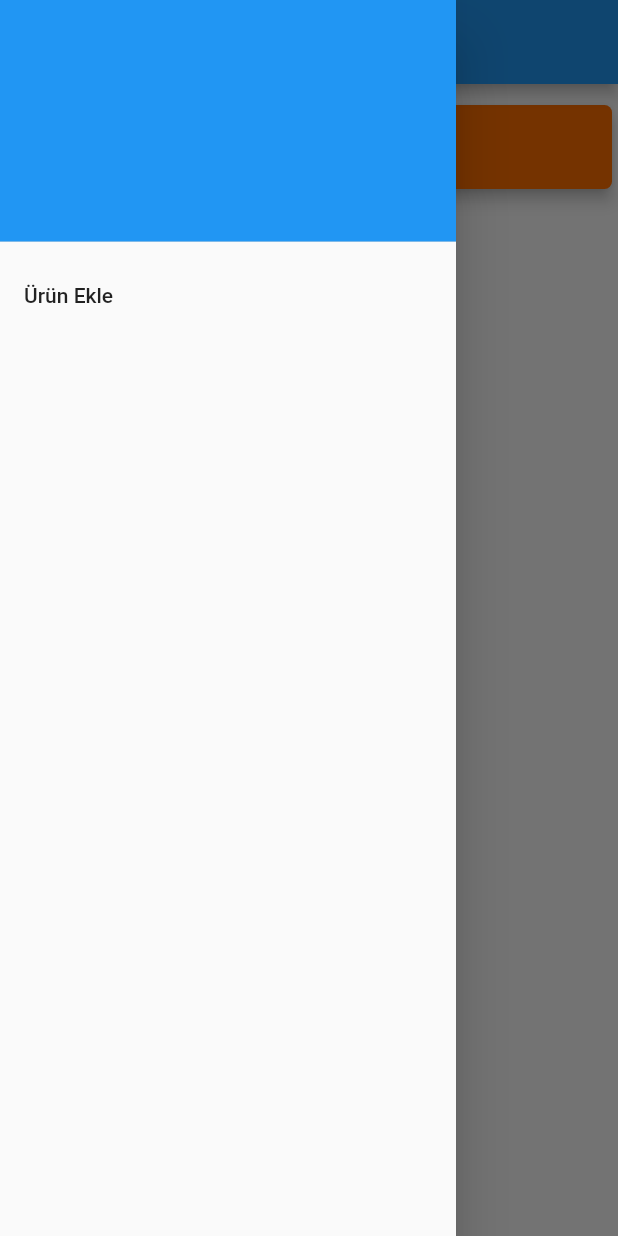
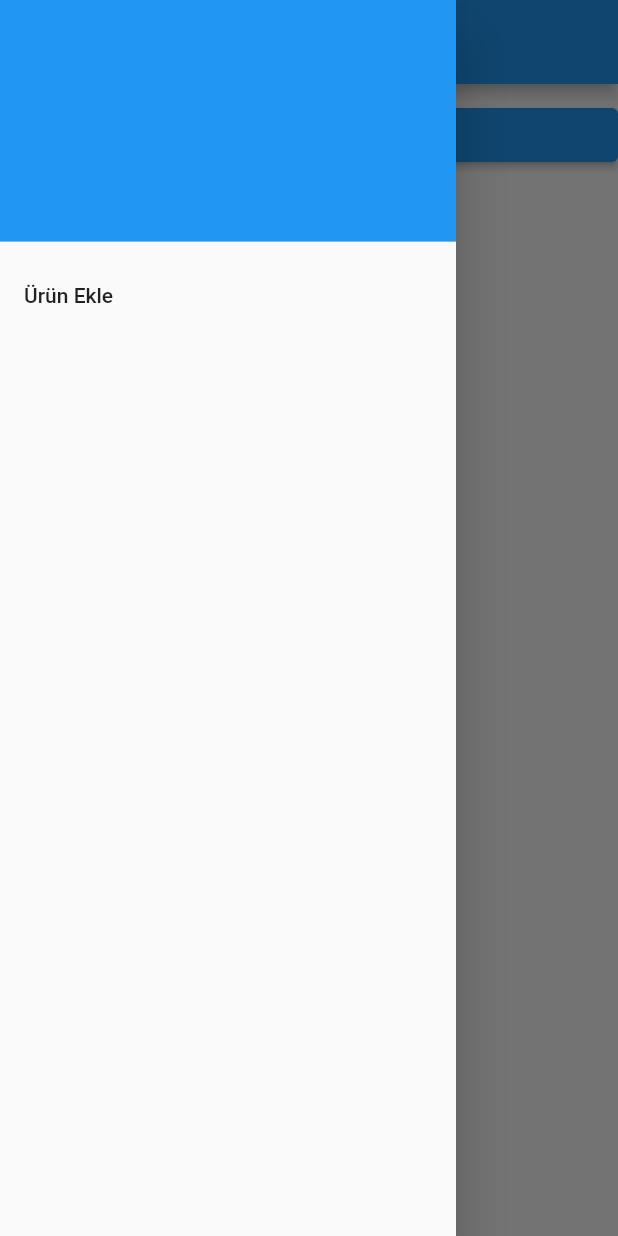
Before and after one commit to gessma/StockControlApplication, a Flutter app: the mainpage screen opened directly with empty values, with the side drawer open, on a phone screen of 412 x 824 dp. Run offline on Flutter 3.47's test engine with Material 2 defaults, Android fonts, the phone set to English and light mode, and no system bars; our stand-ins replace flutter_datetime_picker, flutter_riverpod, flutter_signin_button; accounts and stored records are empty.

Commit message:
fixed some error about  add item

```diff
--- a/lib/Models/category.dart
+++ b/lib/Models/category.dart
@@ -2,6 +2,7 @@
 
 
 import 'package:flutter/foundation.dart';
+import 'package:flutter_riverpod/flutter_riverpod.dart';
 import 'package:ne_nerede/Models/user.dart';
 
 class Category{
@@ -17,7 +18,7 @@ class Category{
 
 }
 
-class CategoryRepository{
+class CategoryRepository {
   List<Category>  categories= [
     Category("Buzdolabı", User("caner", "kale", "a@gmail.com", "kalecaner", "12345", "derince")),
     Category("Kiler", User("caner", "kale", "a@gmail.com", "kalecaner", "12345", "derince"))
@@ -25,6 +26,7 @@ class CategoryRepository{
 
 
   ];
+
 
   List<Category> GetCategorybyUser(User user) {
     List<Category> categoriesbyUser=[];
--- a/lib/Models/user.dart
+++ b/lib/Models/user.dart
@@ -1,3 +1,6 @@
+import 'package:flutter/foundation.dart';
+import 'package:flutter_riverpod/flutter_riverpod.dart';
+
 class User {
   String name;
 
@@ -23,10 +26,12 @@ class User {
   String fullName() => "$name $surname";
 }
 
-class UserRepository{
+class UserRepository extends ChangeNotifier{
   final List<User>  users= [
     User("caner", "kale", "a@gmail.com", "kalecaner", "12345", "derince"),
     User("yorum", "kale", "y@gmail.com", "yck", "1234", "derince"),
 
       ];
+
+
 }
--- a/lib/Screens/AddİtemPage.dart
+++ b/lib/Screens/AddİtemPage.dart
@@ -3,6 +3,7 @@ import 'package:flutter/scheduler.dart';
 import 'package:flutter_datetime_picker/flutter_datetime_picker.dart';
 import 'package:ne_nerede/Models/category.dart';
 import 'package:ne_nerede/Models/item.dart';
+
 
 
 
@@ -230,7 +231,7 @@ class _AddItemPageState extends State<AddItemPage> {
                             if (formkey.currentState!.validate()) {
                               item Item = item(
                                   itemnameController.text,
-                                  widget.category,
+                                 widget.category,
                                   LastDate,
                                   FirstDate,
                                   double.parse(amountController.text),
--- a/lib/Screens/mainpage.dart
+++ b/lib/Screens/mainpage.dart
@@ -1,5 +1,6 @@
 import 'package:flutter/foundation.dart';
 import 'package:flutter/material.dart';
+import 'package:flutter_datetime_picker/flutter_datetime_picker.dart';
 import 'package:ne_nerede/Models/category.dart';
 import 'package:ne_nerede/Models/item.dart';
 
@@ -8,12 +9,13 @@ import 'AddİtemPage.dart';
 
 class mainpage extends StatefulWidget {
   final String categoryname;
-  const mainpage(this.categoryname, {Key? key}) : super(key: key);
+
+  const mainpage(this.categoryname,{Key? key}) : super(key: key);
 
   @override
   State<mainpage> createState() => _mainpageState();
 }
-
+// kategori adına göre itemler çekilmeli
 class _mainpageState extends State<mainpage> {
   CategoryRepository categoryRepository = CategoryRepository();
   ItemRepository itemRepository = ItemRepository();
@@ -21,38 +23,21 @@ class _mainpageState extends State<mainpage> {
 
   @override
   Widget build(BuildContext context) {
+
+
     return Scaffold(
       appBar: AppBar(
         title: Text(
           "Ürün Listesi",
           style: TextStyle(color: Colors.white),
         ),
+        centerTitle: true,
       ),
-      body: Center(
+      body: Container(
+        alignment: Alignment.center,
         child: Padding(
           padding: const EdgeInsets.only(top: 10.0),
-          child: Container(
-            width: double.infinity,
-            height: double.infinity,
-            child: ListView.builder(
-              itemCount: itemRepository.items.length,
-              itemBuilder: (context, index) => Card(
-                color: Colors.amber[900],
-                shape: RoundedRectangleBorder(
-                    borderRadius: BorderRadius.circular(5)),
-                elevation: 4,
-                child: ListTile(
-                  title: Text(
-                    itemRepository.items[index].itemname,
-                    style: TextStyle(
-                        fontSize: 20,
-                        fontWeight: FontWeight.w500,
-                        color: Colors.white),
-                  ),
-                ),
-              ),
-            ),
-          ),
+          child: ListedItem(itemRepository),
         ),
       ),
       drawer: Drawer(
@@ -73,6 +58,10 @@ class _mainpageState extends State<mainpage> {
                     context,
                     MaterialPageRoute(
                         builder: (context) => AddItemPage(category)));
+                setState(()
+                {
+                  itemRepository.items.add(_item);
+                });
               },
             ),
           ],
@@ -81,3 +70,35 @@ class _mainpageState extends State<mainpage> {
     );
   }
 }
+
+class ListedItem extends StatelessWidget {
+  final ItemRepository itemRepository;
+  const ListedItem(this.itemRepository ,{Key? key}) : super(key: key);
+
+  @override
+  Widget build(BuildContext context) {
+    String Data="henüz bir veri eklenmemiş";
+    return Expanded(child: itemRepository.items.isEmpty ? Center(child: Text(Data)):
+          ListView.separated(itemBuilder: (context, index)
+          {
+            Data=itemRepository.items[index].itemname;
+
+            return ElevatedButton(
+                onPressed: () {
+                  // Navigator.of(context).pop();
+                  // Navigator.pop(context, MaterialPageRoute(builder: (context)=>mainpage(Data)));
+
+                }, child: Text(Data));
+
+
+
+
+          },
+
+              separatorBuilder: (context, index) => Divider(), itemCount: itemRepository.items.length));
+
+
+
+
+  }
+}
```
